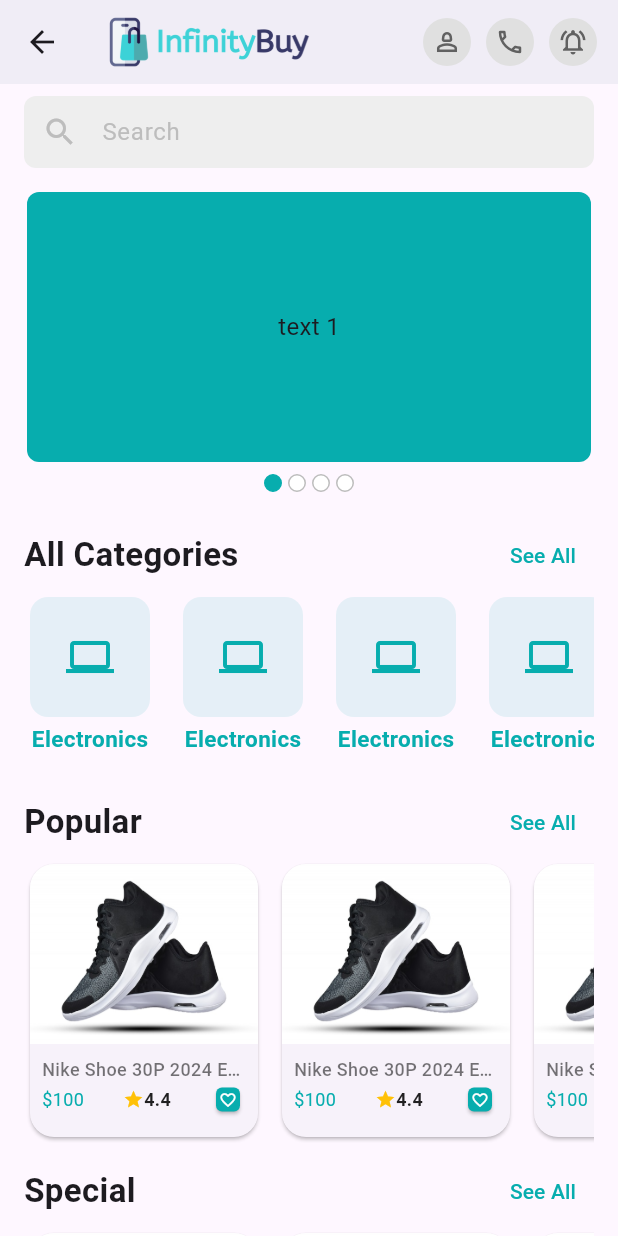
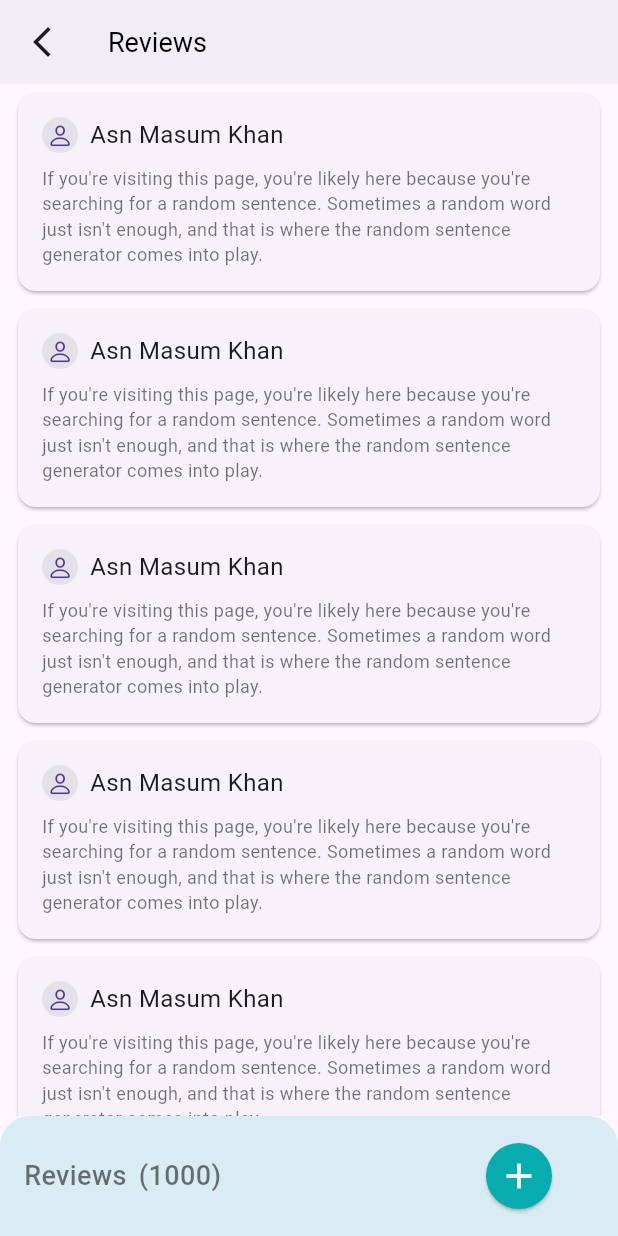
Before and after one commit to hafizflow/Infinity-Buy, a Flutter app: the HomeScreen screen opened directly, after a tap on the "person 2" icon, on a phone screen of 412 x 824 dp. Run offline on Flutter 3.47's test engine with Material 3 defaults, Android fonts, the phone set to English and light mode, and no system bars; drawn by our look-alikes of carousel_slider; our stand-ins replace flutter_spinkit, get, pin_code_fields.

Commit message:
ui complete

```diff
--- a/lib/presentation/ui/screens/home_screen.dart
+++ b/lib/presentation/ui/screens/home_screen.dart
@@ -2,6 +2,7 @@ import 'package:flutter/material.dart';
 import 'package:get/get.dart';
 import 'package:infinity_buy/presentation/state_holders/main_bottom_nav_controller.dart';
 import 'package:infinity_buy/presentation/ui/screens/product_list_screen.dart';
+import 'package:infinity_buy/presentation/ui/screens/review_screen.dart';
 import 'package:infinity_buy/presentation/ui/utility/assets_path.dart';
 
 import '../widgets/category_item.dart';
@@ -136,7 +137,9 @@ class _HomeScreenState extends State<HomeScreen> {
       ),
       actions: [
         CircleIconButton(
-          onTap: () {},
+          onTap: () {
+            Get.to(() => const ReviewScreen());
+          },
           iconData: Icons.person_2_outlined,
         ),
         const SizedBox(width: 10),
--- /dev/null
+++ b/lib/presentation/ui/screens/review_screen.dart
@@ -0,0 +1,136 @@
+import 'package:flutter/cupertino.dart';
+import 'package:flutter/material.dart';
+import 'package:get/get.dart';
+import 'package:infinity_buy/presentation/ui/screens/create_review_screen.dart';
+
+import '../utility/app_colors.dart';
+
+class ReviewScreen extends StatelessWidget {
+  const ReviewScreen({super.key});
+
+  @override
+  Widget build(BuildContext context) {
+    return Scaffold(
+      appBar: AppBar(
+        leading: IconButton(
+          onPressed: () {
+            Get.back();
+          },
+          icon: const Icon(Icons.arrow_back_ios_new),
+        ),
+        title: const Text("Reviews"),
+      ),
+      body: Column(
+        children: [
+          Expanded(
+            child: ListView.builder(
+                itemCount: 10,
+                physics: const BouncingScrollPhysics(),
+                itemBuilder: (context, index) {
+                  return Padding(
+                    padding:
+                        const EdgeInsets.symmetric(horizontal: 8, vertical: 2),
+                    child: reviewCard,
+                  );
+                }),
+          ),
+          reviewCountAndAddReview,
+        ],
+      ),
+    );
+  }
+
+  Column get reviewCard {
+    return Column(
+      children: [
+        Card(
+          child: Padding(
+            padding: const EdgeInsets.all(16.0),
+            child: Column(
+              children: [
+                Row(
+                  children: [
+                    CircleAvatar(
+                      radius: 12,
+                      backgroundColor: Colors.grey.withOpacity(0.2),
+                      child: const Icon(
+                        CupertinoIcons.person,
+                        size: 18,
+                      ),
+                    ),
+                    SizedBox(width: 8),
+                    const Text(
+                      "Asn Masum Khan",
+                      style: TextStyle(fontSize: 16),
+                    ),
+                  ],
+                ),
+                SizedBox(height: 8),
+                const Text(
+                  "If you're visiting this page, you're likely here because you're searching for a random sentence. Sometimes a random word just isn't enough, and that is where the random sentence generator comes into play.",
+                  style: TextStyle(
+                    fontSize: 12,
+                    color: Colors.black54,
+                    fontWeight: FontWeight.w400,
+                  ),
+                ),
+              ],
+            ),
+          ),
+        ),
+      ],
+    );
+  }
+
+  Container get reviewCountAndAddReview {
+    return Container(
+      padding: const EdgeInsets.all(16),
+      decoration: BoxDecoration(
+        color: AppColors.primaryColor.withOpacity(0.15),
+        borderRadius: const BorderRadius.only(
+          topLeft: Radius.circular(20),
+          topRight: Radius.circular(20),
+        ),
+      ),
+      child: Row(
+        mainAxisAlignment: MainAxisAlignment.spaceBetween,
+        children: [
+          const Row(
+            crossAxisAlignment: CrossAxisAlignment.start,
+            children: [
+              Text(
+                "Reviews",
+                style: TextStyle(
+                    fontSize: 18,
+                    fontWeight: FontWeight.w500,
+                    color: Colors.black54),
+              ),
+              SizedBox(width: 8),
+              Text(
+                "(1000)",
+                style: TextStyle(
+                  fontSize: 18,
+                  fontWeight: FontWeight.w500,
+                  color: Colors.black54,
+                ),
+              ),
+            ],
+          ),
+          SizedBox(
+            width: 100,
+            child: ElevatedButton(
+              style: ElevatedButton.styleFrom(
+                shape: const CircleBorder(),
+                padding: const EdgeInsets.all(8),
+              ),
+              onPressed: () {
+                Get.to(() => const CreateReviewScreen());
+              },
+              child: const Icon(Icons.add, size: 28),
+            ),
+          )
+        ],
+      ),
+    );
+  }
+}
```
Also changed, not shown: lib/presentation/ui/screens/create_review_screen.dart (added, +62 -0 lines).
